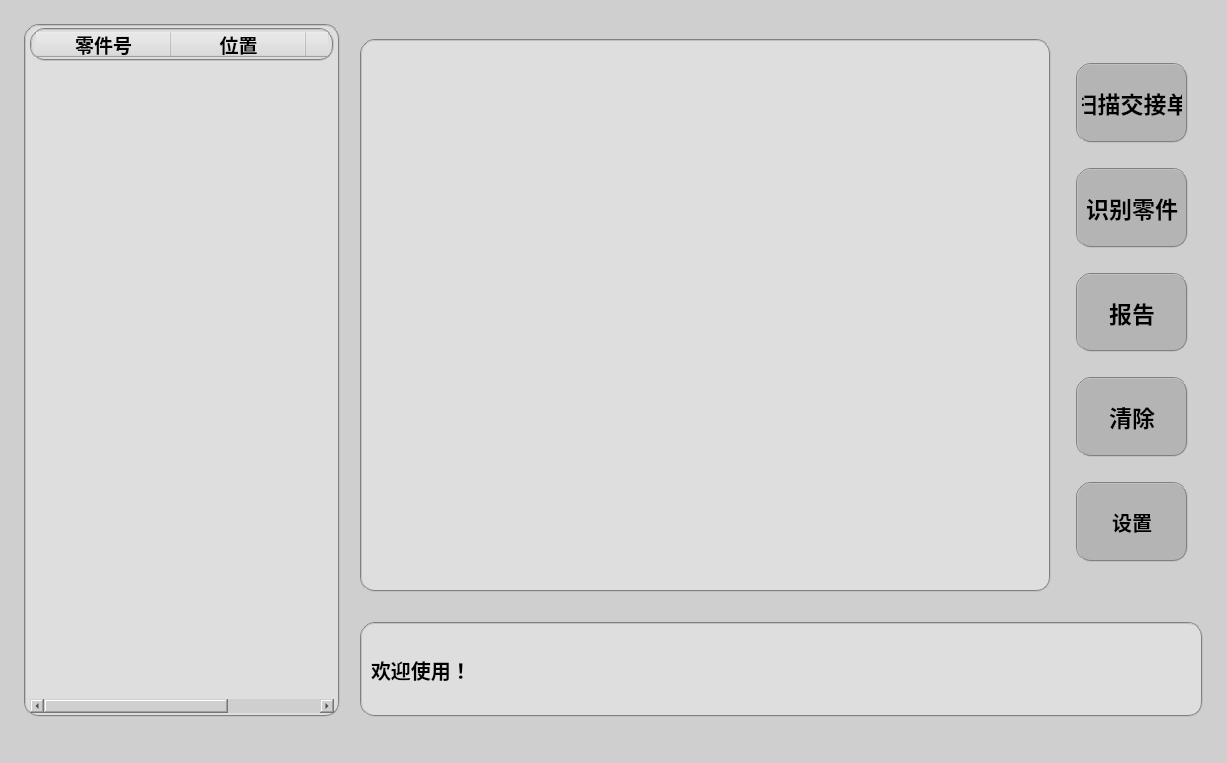
Before: the Qt Designer form HMI.ui in shuaih7/ishop_ocr, drawn with Qt 5.
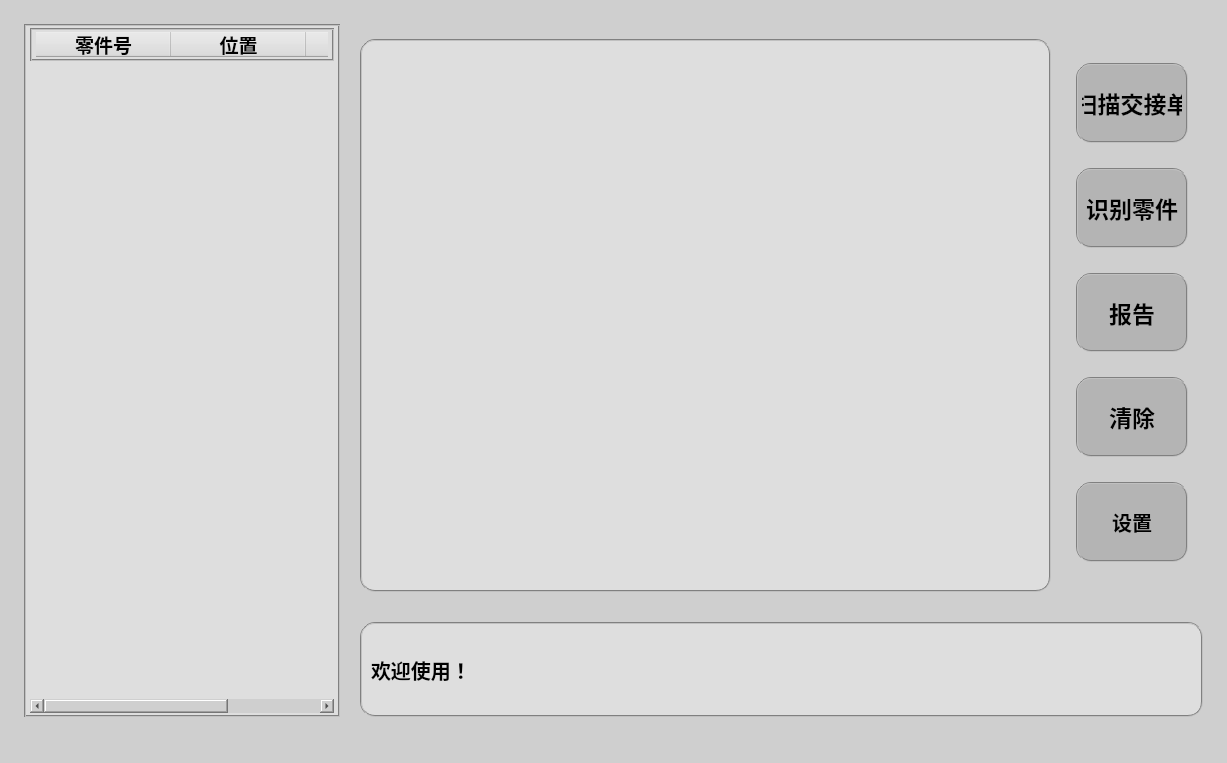
After: the same form once the commit is applied. Icons and pictures are not drawn. Custom widgets are drawn as their Qt base class.

```diff
--- a/HMI.ui
+++ b/HMI.ui
@@ -53,7 +53,7 @@
       <item>
        <widget class="PartTable" name="partTable">
         <property name="styleSheet">
-         <string notr="true">font-size: 20px;height: 33px;border:2px groove gray; border-radius:15px;padding:2px 4px;background-color:rgb(222,222,222)</string>
+         <string notr="true">font-size: 20px;height: 33px;border:2px groove gray;padding:2px 4px;background-color:rgb(222,222,222)</string>
         </property>
         <property name="showGrid">
          <bool>false</bool>
```
Left out of the diff: 24 changed lines with no effect on the pictures.
